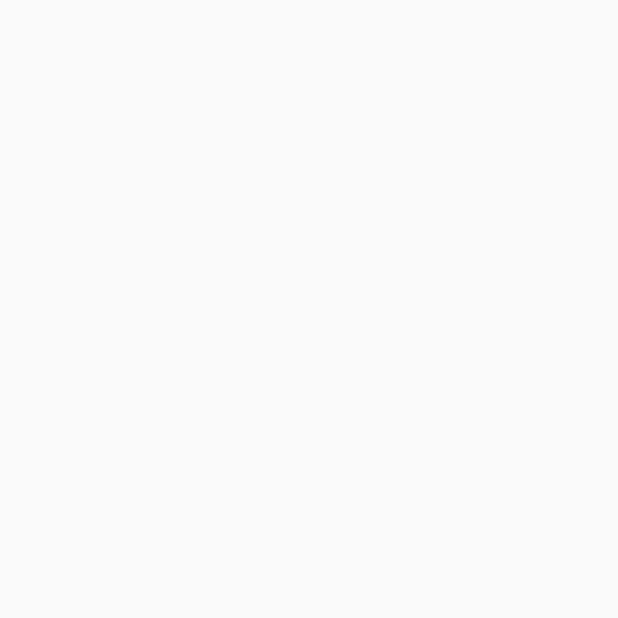
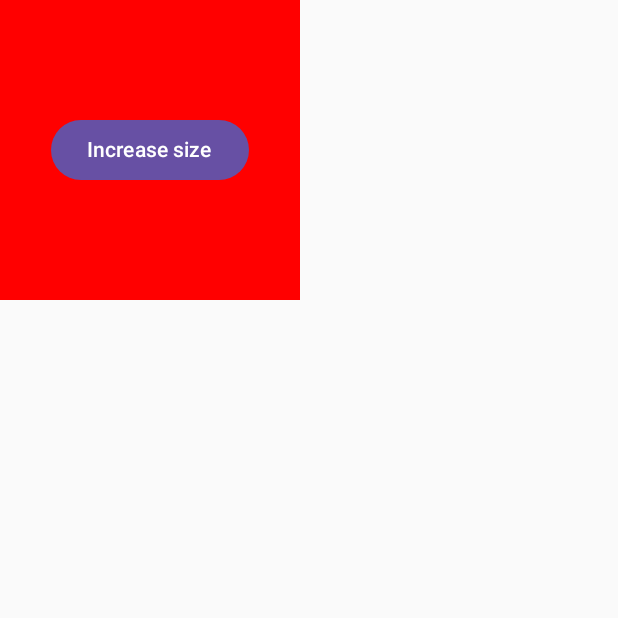
Before and after one commit to bartekkleczar/naukaKotlinAndroidYT, an Android app built with Jetpack Compose: the screen it shows after launch (MainActivity), on a phone screen of 412 x 824 dp, the top half of it. Before the commit the part shown is empty. Run offline under Robolectric (Android 15) with nearby library versions, the phone set to English and light mode, and no system bars.

```diff
--- a/app/src/main/java/pl/klenczi/jcomposeanimations/MainActivity.kt
+++ b/app/src/main/java/pl/klenczi/jcomposeanimations/MainActivity.kt
@@ -3,6 +3,9 @@ package pl.klenczi.jcomposeanimations
 import android.os.Bundle
 import androidx.activity.ComponentActivity
 import androidx.activity.compose.setContent
+import androidx.compose.animation.core.LinearOutSlowInEasing
+import androidx.compose.animation.core.animateDpAsState
+import androidx.compose.animation.core.tween
 import androidx.compose.foundation.background
 import androidx.compose.foundation.layout.Box
 import androidx.compose.foundation.layout.size
@@ -19,6 +22,27 @@ class MainActivity : ComponentActivity() {
     override fun onCreate(savedInstanceState: Bundle?) {
         super.onCreate(savedInstanceState)
         setContent {
+            var sizeState by remember{ mutableStateOf(200.dp) }
+            val size by animateDpAsState(
+                targetValue = sizeState,
+                tween(
+                    durationMillis = 1000,
+                    delayMillis = 300,
+                    easing = LinearOutSlowInEasing
+                )
+            )
+            Box(modifier = Modifier
+                .size(size)
+                .background(Color.Red),
+                contentAlignment = Alignment.Center
+            )
+            {
+                Button(onClick = {
+                    sizeState += 50.dp
+                }) {
+                    Text(text = "Increase size")
+                }
+            }
         }
     }
 }
```
